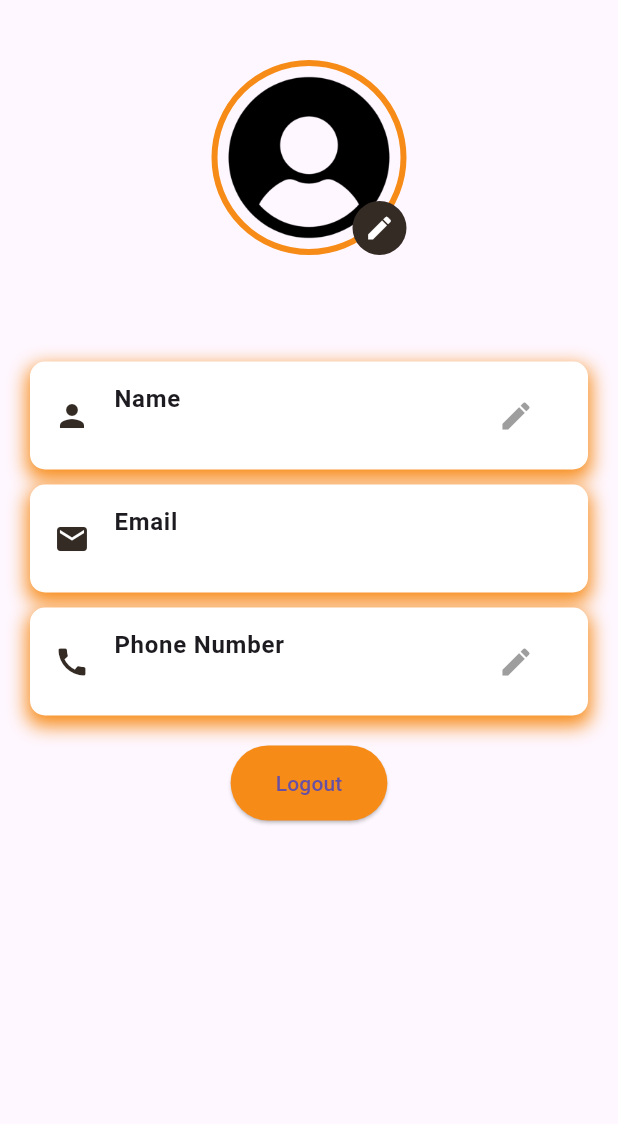
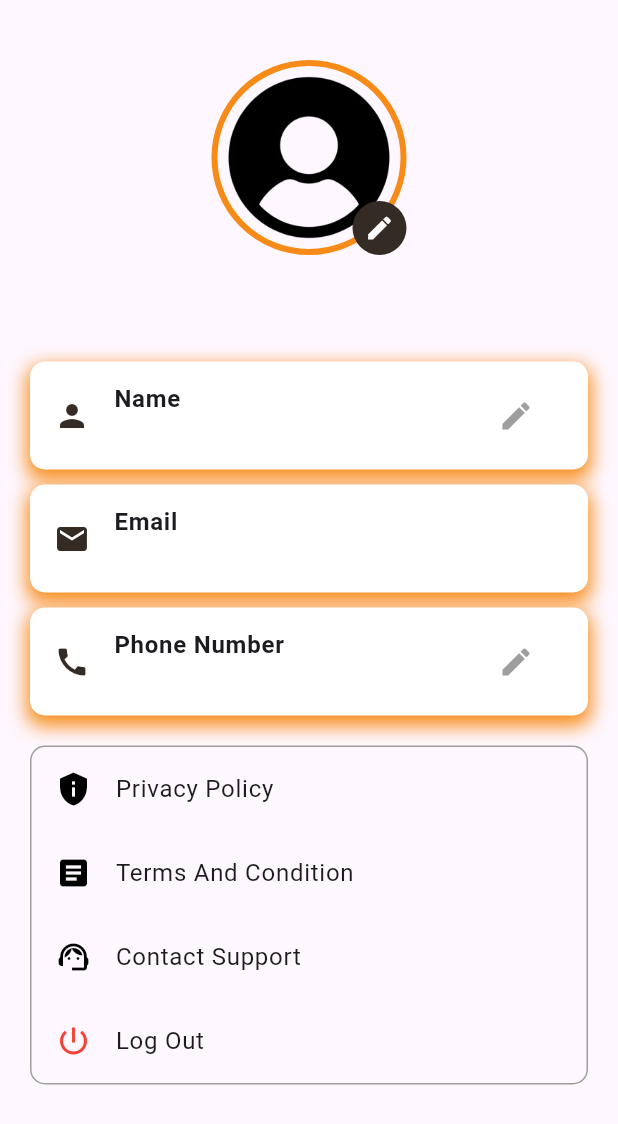
Before and after one commit to farsanasana/service-booking, a Flutter app: the ProfilePage screen opened by its route, on a phone screen of 412 x 824 dp. Shown: the top 1124 px of the screen. Run offline on Flutter 3.47's test engine with Material 3 defaults, Android fonts, the phone set to English and light mode, and no system bars; our stand-ins replace bloc, carousel_slider, cloud_firestore, dartz, dio, equatable and 13 more; missing offline and left inert: cloudinary_public, flutter_stripe; accounts and stored records are empty.

```diff
--- a/lib/features/Profile/presentation/pages/profile_screen.dart
+++ b/lib/features/Profile/presentation/pages/profile_screen.dart
@@ -9,6 +9,9 @@ import 'package:secondproject/features/Profile/domain/usecases/get_user_profile.
 import 'package:secondproject/features/Profile/presentation/bloc/profile_bloc.dart';
 import 'package:secondproject/features/Profile/presentation/bloc/profile_event.dart';
 import 'package:secondproject/features/Profile/presentation/bloc/profile_state.dart';
+import 'package:secondproject/features/Profile/presentation/pages/widget/contact_screen.dart';
+import 'package:secondproject/features/Profile/presentation/pages/widget/privacy_screen.dart';
+import 'package:secondproject/features/Profile/presentation/pages/widget/terms_condition.dart';
 
 class ProfilePage extends StatelessWidget {
   const ProfilePage({super.key});
@@ -143,19 +146,20 @@ class ProfilePage extends StatelessWidget {
                       }
                     ),
                     const SizedBox(height: 20),
-                    Center(
-                      child: ElevatedButton(
-                        onPressed: () {
-                            _showLogoutConfirmationDialog(context);
-                        },
-                        style: ElevatedButton.styleFrom(
-                          backgroundColor: ColorSys.secoundry,
-                          padding: const EdgeInsets.symmetric(
-                              horizontal: 30, vertical: 15),
-                        ),
-                        child: const Text('Logout'),
-                      ),
-                    ),
+                     _buildSettingsSection(context),
+                    // Center(
+                    //   child: ElevatedButton(
+                    //     onPressed: () {
+                    //         _showLogoutConfirmationDialog(context);
+                    //     },
+                    //     style: ElevatedButton.styleFrom(
+                    //       backgroundColor: ColorSys.secoundry,
+                    //       padding: const EdgeInsets.symmetric(
+                    //           horizontal: 30, vertical: 15),
+                    //     ),
+                    //     child: const Text('Logout'),
+                    //   ),
+                    // ),
                   ],
                 ),
               );
@@ -166,6 +170,51 @@ class ProfilePage extends StatelessWidget {
       ),
     );
   }
+
+    Widget _buildSettingsSection(BuildContext context) {
+    return Container(
+        decoration: BoxDecoration(
+        border: Border.all(color: Colors.grey, width: 1),
+        borderRadius: BorderRadius.circular(10),
+      ),
+      child: Column(
+        children: [
+          ListTile(
+            leading: const Icon(Icons.privacy_tip, color: Colors.black),
+            title: const Text('Privacy Policy'),
+            onTap: () { Navigator.push(
+                context,
+                MaterialPageRoute(builder: (context) => PrivacyPolicy()),
+              );},
+          ),
+          ListTile(
+            leading: const Icon(Icons.article, color: Colors.black),
+            title: const Text('Terms And Condition'),
+            onTap: () { Navigator.push(
+    context,
+    MaterialPageRoute(builder: (context) => const TermsConditionsScreen()),
+  );},
+          ),
+          ListTile(
+            leading: const Icon(Icons.support_agent, color: Colors.black),
+            title: const Text('Contact Support'),
+            onTap: () { Navigator.push(
+    context,
+    MaterialPageRoute(builder: (context) => const ContactSupportScreen()),
+  );},
+          ),
+          ListTile(
+            leading: const Icon(Icons.power_settings_new, color: Colors.red),
+            title: const Text('Log Out'),
+            onTap: () {
+              _showLogoutConfirmationDialog(context);
+            },
+          ),
+        ],
+      ),
+    );
+  }
+
   void _showLogoutConfirmationDialog(BuildContext context) {
     showDialog(
       context: context,
--- a/lib/features/home_logout/presentation/bloc/service/service_event.dart
+++ b/lib/features/home_logout/presentation/bloc/service/service_event.dart
@@ -13,10 +13,7 @@ class LoadServicesByCategory extends ServicesEvent {
 class LoadAllServices extends ServicesEvent {}
 
 
-// class SearchQuery extends ServicesEvent {
-//   final String query;
-//   SearchQuery({required this.query});
-// }
+
 class SearchQuery extends ServicesEvent {
   final String query;
   final bool isCategory;
--- a/lib/features/home_logout/presentation/bloc/service/service_state.dart
+++ b/lib/features/home_logout/presentation/bloc/service/service_state.dart
@@ -14,6 +14,8 @@ class ServicesAndCategoriesLoaded extends ServicesState {
   final List<Category> filteredCategories;
   final List<Service> filteredServices;
   final String searchQuery;
+   final bool promotionBannerAvailable;
+  final bool offerBannerAvailable;
 
   ServicesAndCategoriesLoaded({
     required this.categories,
@@ -21,6 +23,8 @@ class ServicesAndCategoriesLoaded extends ServicesState {
     this.filteredCategories = const [],
     this.filteredServices = const [],
     this.searchQuery = '',
+     this.promotionBannerAvailable = false,
+    this.offerBannerAvailable = false,
   });
 
   ServicesAndCategoriesLoaded copyWith({
--- a/lib/features/home_logout/presentation/pages/widget/bodycontent.dart
+++ b/lib/features/home_logout/presentation/pages/widget/bodycontent.dart
@@ -11,7 +11,7 @@ Widget buildBody(BuildContext context, NavigationState navigationState) {
     case NavigationTab.home:
       return buildHomeContent(context);
 
-    case NavigationTab.booking_details:
+    case NavigationTab.bookings:
     // Get the current user's ID dynamically
     final userId = FirebaseAuth.instance.currentUser?.uid;
     // If user is not logged in, show login page or a message
@@ -20,8 +20,7 @@ Widget buildBody(BuildContext context, NavigationState navigationState) {
       // Or navigate to login: return LoginPage();
     }
     return BookingDetailedScreen(userId: userId);
-    case NavigationTab.payments:
-      return Center(child: Text('Payments Page'));
+
 
     case NavigationTab.profile:
       return ProfilePage();
--- a/pubspec.yaml
+++ b/pubspec.yaml
@@ -72,6 +72,8 @@ dependencies:
   flutter_rating_bar: ^4.0.1
   internet_connection_checker: ^3.0.1
   cloudinary_public: ^0.23.1
+  url_launcher: ^6.3.1
+  webview_flutter: ^4.10.0
 
 
 dev_dependencies:
```
Also changed, not shown: lib/features/Profile/presentation/pages/widget/contact_screen.dart (added, +84 -0 lines), lib/features/Profile/presentation/pages/widget/privacy_screen.dart (added, +97 -0 lines), lib/features/Profile/presentation/pages/widget/terms_condition.dart (added, +50 -0 lines), lib/features/home_logout/presentation/pages/widget/build_content.dart (+11 -0 lines), lib/features/home_navigation/domain/entities/navigation_tab.dart (+7 -9 lines), pubspec.lock, 6 other files.
